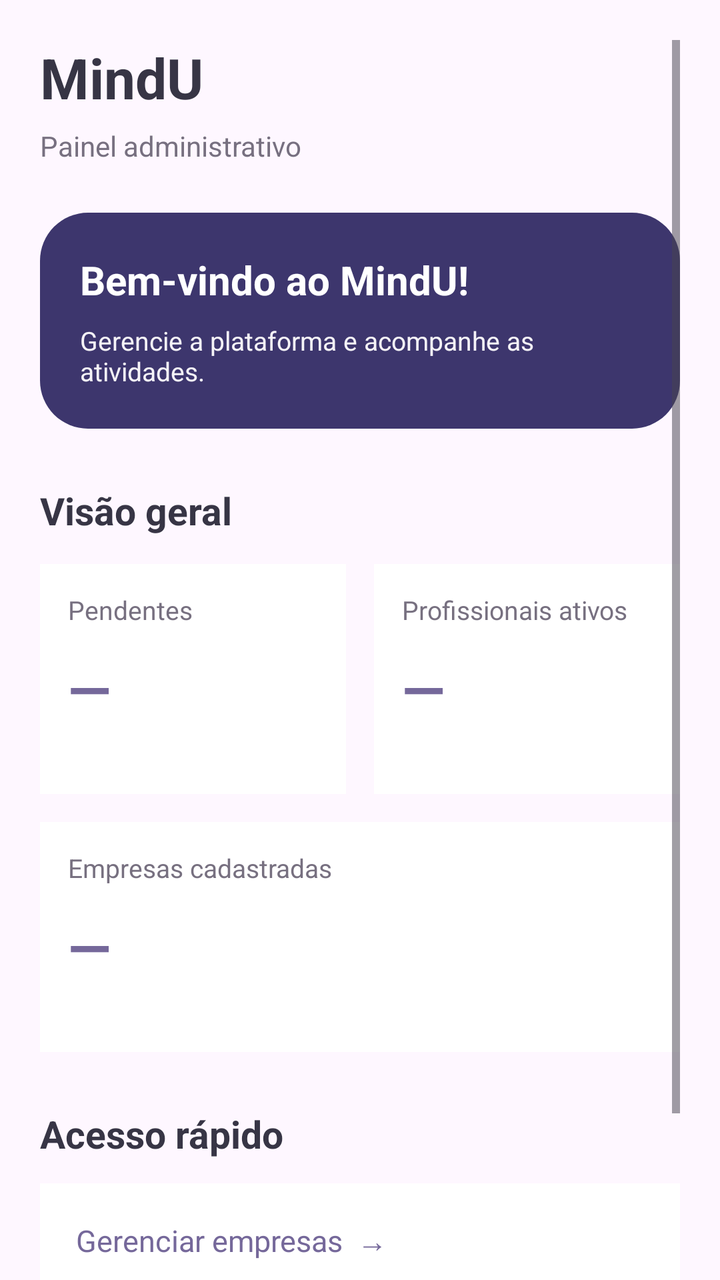
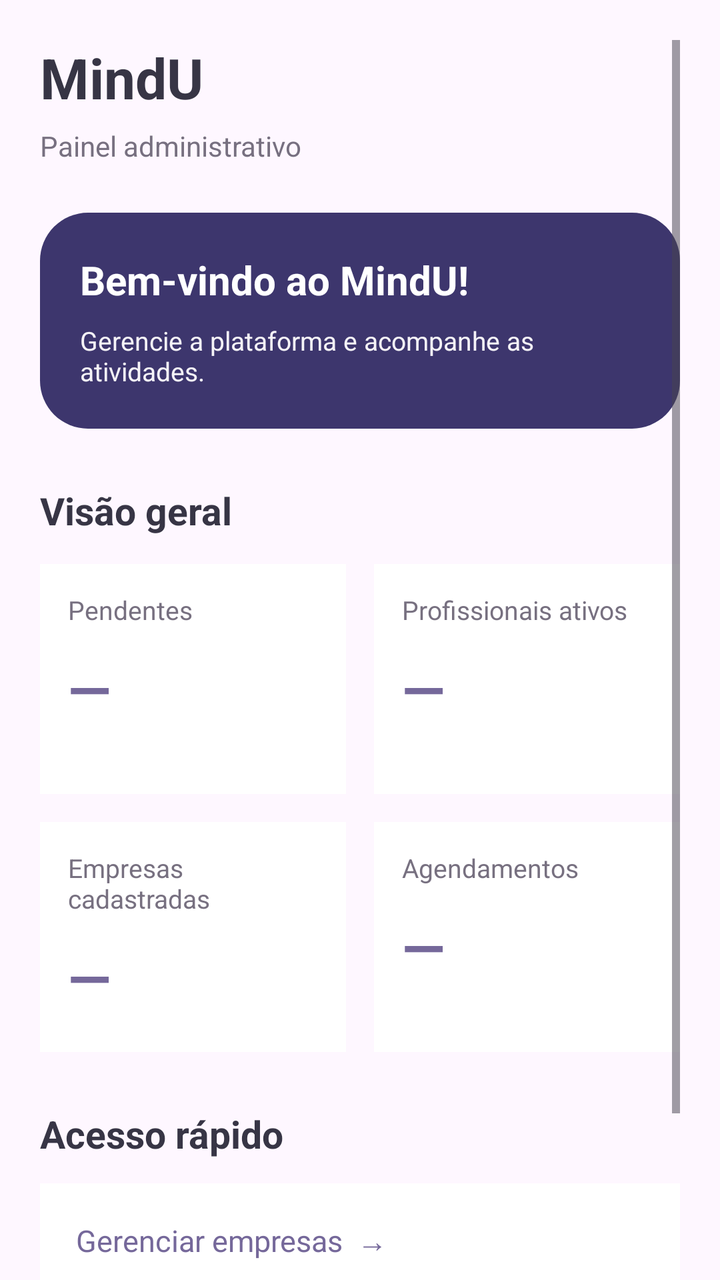

Before-and-after screenshots of an Android layout around one commit, followed by the original layout XML and the change that was made.
<!-- AndroidManifest.xml: application theme Theme.MindU -->
<!-- res/layout/content_inicio_admin.xml -->
<?xml version="1.0" encoding="utf-8"?>
<ScrollView
    xmlns:android="http://schemas.android.com/apk/res/android"
    android:layout_width="match_parent"
    android:layout_height="match_parent"
    android:fillViewport="true"
    android:clipToPadding="false"
    android:padding="20dp">

    <LinearLayout
        android:layout_width="match_parent"
        android:layout_height="wrap_content"
        android:orientation="vertical">

        
        <TextView
            android:layout_width="wrap_content"
            android:layout_height="wrap_content"
            android:text="MindU"
            android:textColor="#373545"
            android:textSize="28sp"
            android:textStyle="bold"/>

        <TextView
            android:layout_width="wrap_content"
            android:layout_height="wrap_content"
            android:layout_marginTop="6dp"
            android:text="Painel administrativo"
            android:textColor="#777080"
            android:textSize="14sp"/>

        
        <LinearLayout
            android:layout_width="match_parent"
            android:layout_height="wrap_content"
            android:layout_marginTop="24dp"
            android:orientation="vertical"
            android:padding="20dp"
            android:background="@drawable/bg_nav_admin">

            <TextView
                android:layout_width="match_parent"
                android:layout_height="wrap_content"
                android:text="Bem-vindo ao MindU!"
                android:textColor="#FFFFFF"
                android:textSize="20sp"
                android:textStyle="bold"/>

            <TextView
                android:layout_width="match_parent"
                android:layout_height="wrap_content"
                android:layout_marginTop="8dp"
                android:text="Gerencie a plataforma e acompanhe as atividades."
                android:textColor="#F5F3F7"
                android:textSize="13sp"/>

        </LinearLayout>

        
        <TextView
            android:layout_width="wrap_content"
            android:layout_height="wrap_content"
            android:layout_marginTop="28dp"
            android:text="Visão geral"
            android:textColor="#373545"
            android:textSize="19sp"
            android:textStyle="bold"/>

        
        <LinearLayout
            android:layout_width="match_parent"
            android:layout_height="wrap_content"
            android:layout_marginTop="14dp"
            android:orientation="horizontal">

            
            <LinearLayout
                android:layout_width="0dp"
                android:layout_height="115dp"
                android:layout_weight="1"
                android:layout_marginEnd="7dp"
                android:orientation="vertical"
                android:padding="14dp"
                android:background="#FFFFFF">

                <TextView
                    android:layout_width="wrap_content"
                    android:layout_height="wrap_content"
                    android:text="Pendentes"
                    android:textColor="#777080"
                    android:textSize="13sp"/>

                <TextView
                    android:id="@+id/txtTotalPendentes"
                    android:layout_width="wrap_content"
                    android:layout_height="wrap_content"
                    android:layout_marginTop="12dp"
                    android:text="—"
                    android:textColor="#75689A"
                    android:textSize="28sp"
                    android:textStyle="bold"/>

            </LinearLayout>

            
            <LinearLayout
                android:layout_width="0dp"
                android:layout_height="115dp"
                android:layout_weight="1"
                android:layout_marginStart="7dp"
                android:orientation="vertical"
                android:padding="14dp"
                android:background="#FFFFFF">

                <TextView
                    android:layout_width="wrap_content"
                    android:layout_height="wrap_content"
                    android:text="Profissionais ativos"
                    android:textColor="#777080"
                    android:textSize="13sp"/>

                <TextView
                    android:id="@+id/txtTotalProfissionais"
                    android:layout_width="wrap_content"
                    android:layout_height="wrap_content"
                    android:layout_marginTop="12dp"
                    android:text="—"
                    android:textColor="#75689A"
                    android:textSize="28sp"
                    android:textStyle="bold"/>

            </LinearLayout>

        </LinearLayout>

        
        <LinearLayout
            android:layout_width="match_parent"
            android:layout_height="115dp"
            android:layout_marginTop="14dp"
            android:orientation="vertical"
            android:padding="14dp"
            android:background="#FFFFFF">

            <TextView
                android:layout_width="wrap_content"
                android:layout_height="wrap_content"
                android:text="Empresas cadastradas"
                android:textColor="#777080"
                android:textSize="13sp"/>

            <TextView
                android:id="@+id/txtTotalEmpresas"
                android:layout_width="wrap_content"
                android:layout_height="wrap_content"
                android:layout_marginTop="12dp"
                android:text="—"
                android:textColor="#75689A"
                android:textSize="28sp"
                android:textStyle="bold"/>

        </LinearLayout>

        
        <TextView
            android:layout_width="wrap_content"
            android:layout_height="wrap_content"
            android:layout_marginTop="28dp"
            android:text="Acesso rápido"
            android:textColor="#373545"
            android:textSize="19sp"
            android:textStyle="bold"/>

        <TextView
            android:layout_width="match_parent"
            android:layout_height="wrap_content"
            android:layout_marginTop="12dp"
            android:padding="18dp"
            android:background="#FFFFFF"
            android:text="Gerenciar empresas  →"
            android:textColor="#75689A"
            android:textSize="15sp"/>

        <TextView
            android:layout_width="match_parent"
            android:layout_height="wrap_content"
            android:layout_marginTop="10dp"
            android:padding="18dp"
            android:background="#FFFFFF"
            android:text="Gerenciar profissionais  →"
            android:textColor="#75689A"
            android:textSize="15sp"/>

    </LinearLayout>

</ScrollView>
<!-- resources referenced by this layout -->
<resources>
  <!-- drawable bg_nav_admin (drawable) -->
  <?xml version="1.0" encoding="utf-8"?>
  <shape xmlns:android="http://schemas.android.com/apk/res/android"
      android:shape="rectangle">
      <solid android:color="#3D366D" />
      <corners android:radius="24dp" />
  </shape>
  <style name="Theme.MindU" parent="Base.Theme.MindU" />
  <style name="Base.Theme.MindU" parent="Theme.Material3.DayNight.NoActionBar">
          
          
      </style>
</resources>

<!-- the commit's change to res/layout/content_inicio_admin.xml (unified diff, before → after) -->
@@ -66,100 +66,145 @@
             android:textSize="19sp"
             android:textStyle="bold"/>
 
+
         
         <LinearLayout
             android:layout_width="match_parent"
             android:layout_height="wrap_content"
             android:layout_marginTop="14dp"
-            android:orientation="horizontal">
+            android:orientation="vertical">
 
             
             <LinearLayout
-                android:layout_width="0dp"
+                android:layout_width="match_parent"
                 android:layout_height="115dp"
-                android:layout_weight="1"
-                android:layout_marginEnd="7dp"
-                android:orientation="vertical"
-                android:padding="14dp"
-                android:background="#FFFFFF">
-
-                <TextView
-                    android:layout_width="wrap_content"
-                    android:layout_height="wrap_content"
-                    android:text="Pendentes"
-                    android:textColor="#777080"
-                    android:textSize="13sp"/>
-
-                <TextView
-                    android:id="@+id/txtTotalPendentes"
-                    android:layout_width="wrap_content"
-                    android:layout_height="wrap_content"
-                    android:layout_marginTop="12dp"
-                    android:text="—"
-                    android:textColor="#75689A"
-                    android:textSize="28sp"
-                    android:textStyle="bold"/>
-
+                android:orientation="horizontal">
+
+                
+                <LinearLayout
+                    android:layout_width="0dp"
+                    android:layout_height="match_parent"
+                    android:layout_weight="1"
+                    android:layout_marginEnd="7dp"
+                    android:orientation="vertical"
+                    android:padding="14dp"
+                    android:background="#FFFFFF">
+
+                    <TextView
+                        android:layout_width="wrap_content"
+                        android:layout_height="wrap_content"
+                        android:text="Pendentes"
+                        android:textColor="#777080"
+                        android:textSize="13sp"/>
+
+                    <TextView
+                        android:id="@+id/txtTotalPendentes"
+                        android:layout_width="wrap_content"
+                        android:layout_height="wrap_content"
+                        android:layout_marginTop="12dp"
+                        android:text="—"
+                        android:textColor="#75689A"
+                        android:textSize="28sp"
+                        android:textStyle="bold"/>
+                </LinearLayout>
+
+                
+                <LinearLayout
+                    android:layout_width="0dp"
+                    android:layout_height="match_parent"
+                    android:layout_weight="1"
+                    android:layout_marginStart="7dp"
+                    android:orientation="vertical"
+                    android:padding="14dp"
+                    android:background="#FFFFFF">
+
+                    <TextView
+                        android:layout_width="wrap_content"
+                        android:layout_height="wrap_content"
+                        android:text="Profissionais ativos"
+                        android:textColor="#777080"
+                        android:textSize="13sp"/>
+
+                    <TextView
+                        android:id="@+id/txtTotalProfissionais"
+                        android:layout_width="wrap_content"
+                        android:layout_height="wrap_content"
+                        android:layout_marginTop="12dp"
+                        android:text="—"
+                        android:textColor="#75689A"
+                        android:textSize="28sp"
+                        android:textStyle="bold"/>
+                </LinearLayout>
             </LinearLayout>
 
             
             <LinearLayout
-                android:layout_width="0dp"
+                android:layout_width="match_parent"
                 android:layout_height="115dp"
-                android:layout_weight="1"
-                android:layout_marginStart="7dp"
-                android:orientation="vertical"
-                android:padding="14dp"
-                android:background="#FFFFFF">
-
-                <TextView
-                    android:layout_width="wrap_content"
-                    android:layout_height="wrap_content"
-                    android:text="Profissionais ativos"
-                    android:textColor="#777080"
-                    android:textSize="13sp"/>
-
-                <TextView
-                    android:id="@+id/txtTotalProfissionais"
-                    android:layout_width="wrap_content"
-                    android:layout_height="wrap_content"
-                    android:layout_marginTop="12dp"
-                    android:text="—"
-                    android:textColor="#75689A"
-                    android:textSize="28sp"
-                    android:textStyle="bold"/>
-
+                android:layout_marginTop="14dp"
+                android:orientation="horizontal">
+
+                
+                <LinearLayout
+                    android:layout_width="0dp"
+                    android:layout_height="match_parent"
+                    android:layout_weight="1"
+                    android:layout_marginEnd="7dp"
+                    android:orientation="vertical"
+                    android:padding="14dp"
+                    android:background="#FFFFFF">
+
+                    <TextView
+                        android:layout_width="wrap_content"
+                        android:layout_height="wrap_content"
+                        android:text="Empresas cadastradas"
+                        android:textColor="#777080"
+                        android:textSize="13sp"/>
+
+                    <TextView
+                        android:id="@+id/txtTotalEmpresas"
+                        android:layout_width="wrap_content"
+                        android:layout_height="wrap_content"
+                        android:layout_marginTop="12dp"
+                        android:text="—"
+                        android:textColor="#75689A"
+                        android:textSize="28sp"
+                        android:textStyle="bold"/>
+                </LinearLayout>
+
+                
+                <LinearLayout
+                    android:layout_width="0dp"
+                    android:layout_height="match_parent"
+                    android:layout_weight="1"
+                    android:layout_marginStart="7dp"
+                    android:orientation="vertical"
+                    android:padding="14dp"
+                    android:background="#FFFFFF">
+
+                    <TextView
+                        android:layout_width="wrap_content"
+                        android:layout_height="wrap_content"
+                        android:text="Agendamentos"
+                        android:textColor="#777080"
+                        android:textSize="13sp"/>
+
+                    <TextView
+                        android:id="@+id/txtTotalAgendamentos"
+                        android:layout_width="wrap_content"
+                        android:layout_height="wrap_content"
+                        android:layout_marginTop="12dp"
+                        android:text="—"
+                        android:textColor="#75689A"
+                        android:textSize="28sp"
+                        android:textStyle="bold"/>
+                </LinearLayout>
             </LinearLayout>
 
         </LinearLayout>
 
-        
-        <LinearLayout
-            android:layout_width="match_parent"
-            android:layout_height="115dp"
-            android:layout_marginTop="14dp"
-            android:orientation="vertical"
-            android:padding="14dp"
-            android:background="#FFFFFF">
-
-            <TextView
-                android:layout_width="wrap_content"
-                android:layout_height="wrap_content"
-                android:text="Empresas cadastradas"
-                android:textColor="#777080"
-                android:textSize="13sp"/>
-
-            <TextView
-                android:id="@+id/txtTotalEmpresas"
-                android:layout_width="wrap_content"
-                android:layout_height="wrap_content"
-                android:layout_marginTop="12dp"
-                android:text="—"
-                android:textColor="#75689A"
-                android:textSize="28sp"
-                android:textStyle="bold"/>
-
-        </LinearLayout>
+
+
 
         
         <TextView
